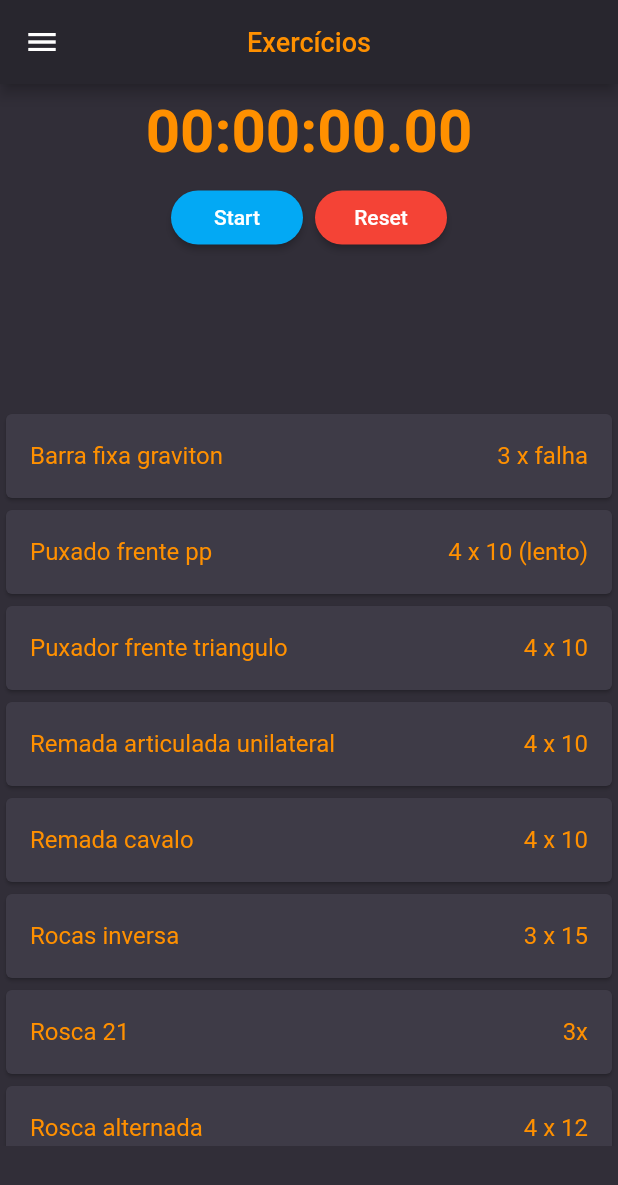
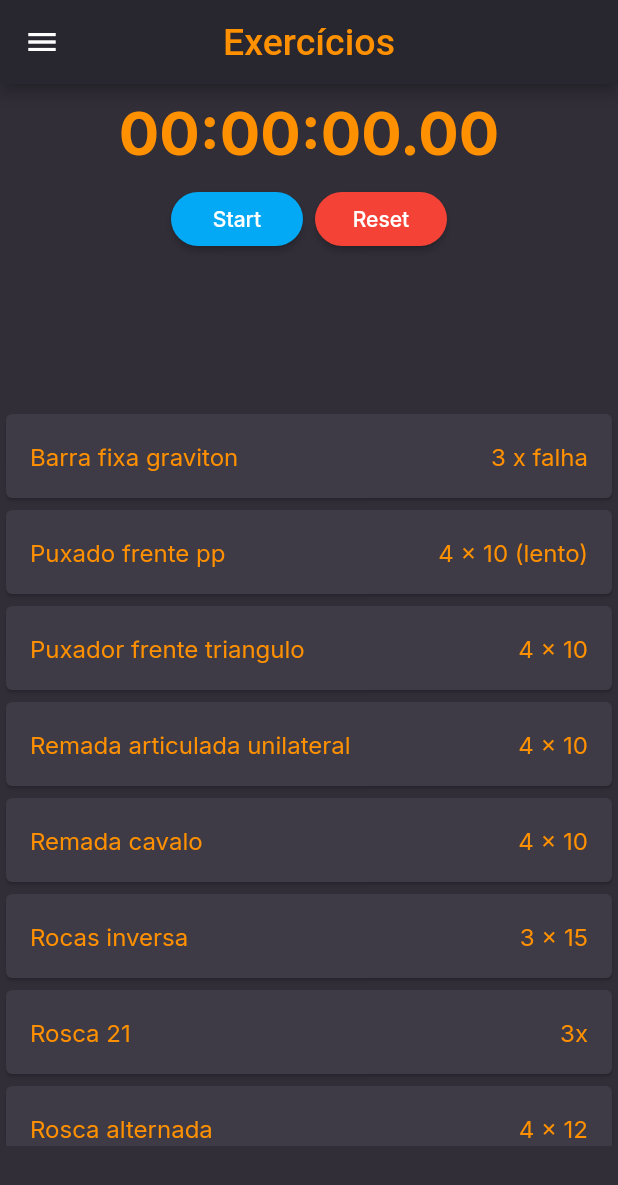
Before and after one commit to AndreFelipe97/Gym-app-flutter, a Flutter app: the screen it shows after launch, after a tap on "Treino A", on a phone screen of 412 x 824 dp. Shown: the top 1185 px of the screen. Run offline on Flutter 3.47's test engine with Material 2 defaults, Android fonts, the phone set to English and light mode, and no system bars; our stand-ins replace google_fonts, stop_watch_timer.

Commit message:
colocado as fontes e criado a tela de login

```diff
--- a/lib/components/app_bar_widgets_componets.dart
+++ b/lib/components/app_bar_widgets_componets.dart
@@ -1,4 +1,5 @@
 import 'package:flutter/material.dart';
+import 'package:google_fonts/google_fonts.dart';
 import 'package:gym/theme/app_theme.dart';
 
 class AppBarWidgetsComponents extends AppBar {
@@ -9,8 +10,8 @@ class AppBarWidgetsComponents extends AppBar {
           backgroundColor: AppTheme.colors.topBar,
           title: Text(
             titleText,
-            style:
-                TextStyle(color: AppTheme.colors.fontColorOrange, fontSize: 18),
+            style: GoogleFonts.roboto(
+                color: AppTheme.colors.fontColorOrange, fontSize: 25),
           ),
           centerTitle: true,
         );
--- a/lib/components/card_exercise.dart
+++ b/lib/components/card_exercise.dart
@@ -1,6 +1,7 @@
 import 'package:flutter/material.dart';
 import 'package:flutter/widgets.dart';
 import 'package:gym/theme/app_theme.dart';
+import 'package:google_fonts/google_fonts.dart';
 
 class CardExercise extends StatelessWidget {
   final String exercise;
@@ -16,14 +17,12 @@ class CardExercise extends StatelessWidget {
         title: Row(
           mainAxisAlignment: MainAxisAlignment.spaceBetween,
           children: [
-            Text(
-              exercise,
-              style: TextStyle(color: AppTheme.colors.fontColorOrange),
-            ),
-            Text(
-              repetition,
-              style: TextStyle(color: AppTheme.colors.fontColorOrange),
-            ),
+            Text(exercise,
+                style:
+                    GoogleFonts.inter(color: AppTheme.colors.fontColorOrange)),
+            Text(repetition,
+                style:
+                    GoogleFonts.inter(color: AppTheme.colors.fontColorOrange)),
           ],
         ),
       ),
--- a/lib/components/card_exercise_day.dart
+++ b/lib/components/card_exercise_day.dart
@@ -1,5 +1,6 @@
 import 'package:flutter/material.dart';
 import 'package:flutter/widgets.dart';
+import 'package:google_fonts/google_fonts.dart';
 import 'package:gym/models/exercise_model.dart';
 import 'package:gym/theme/app_theme.dart';
 
@@ -27,7 +28,7 @@ class CardExerciseDay extends StatelessWidget {
           child: Center(
               child: Text(
             title,
-            style: TextStyle(
+            style: GoogleFonts.inter(
                 fontSize: 16,
                 color: AppTheme.colors.fontColorOrange,
                 fontWeight: FontWeight.bold),
--- a/lib/components/list_title_drawer_componet.dart
+++ b/lib/components/list_title_drawer_componet.dart
@@ -1,4 +1,5 @@
 import 'package:flutter/material.dart';
+import 'package:google_fonts/google_fonts.dart';
 import 'package:gym/theme/app_theme.dart';
 
 class ListTitleDrawerComponent extends StatelessWidget {
@@ -22,8 +23,8 @@ class ListTitleDrawerComponent extends StatelessWidget {
         ),
         Text(
           description,
-          style:
-              TextStyle(color: AppTheme.colors.fontColorOrange, fontSize: 20),
+          style: GoogleFonts.roboto(
+              color: AppTheme.colors.fontColorOrange, fontSize: 20),
         )
       ]),
       onTap: () {
--- a/lib/components/stopwatch_component.dart
+++ b/lib/components/stopwatch_component.dart
@@ -1,6 +1,7 @@
 import 'dart:async';
 
 import 'package:flutter/material.dart';
+import 'package:google_fonts/google_fonts.dart';
 import 'package:gym/theme/app_theme.dart';
 import 'package:stop_watch_timer/stop_watch_timer.dart';
 
@@ -60,7 +61,7 @@ class _StopwatchComponentState extends State<StopwatchComponent> {
                         padding: EdgeInsets.all(8),
                         child: Text(
                           displayTime,
-                          style: TextStyle(
+                          style: GoogleFonts.inter(
                               fontSize: 40,
                               color: AppTheme.colors.fontColorOrange,
                               fontWeight: FontWeight.bold),
@@ -94,7 +95,7 @@ class _StopwatchComponentState extends State<StopwatchComponent> {
                             },
                             child: Text(
                               'Start',
-                              style: TextStyle(color: Colors.white),
+                              style: GoogleFonts.inter(color: Colors.white),
                             ),
                           ),
                         ),
@@ -110,7 +111,7 @@ class _StopwatchComponentState extends State<StopwatchComponent> {
                             },
                             child: Text(
                               'Reset',
-                              style: TextStyle(color: Colors.white),
+                              style: GoogleFonts.inter(color: Colors.white),
                             ),
                           ),
                         ),
--- /dev/null
+++ b/lib/pages/login_page.dart
@@ -0,0 +1,11 @@
+import 'package:flutter/material.dart';
+import 'package:gym/theme/app_theme.dart';
+
+class LoginPage extends StatelessWidget {
+  @override
+  Widget build(BuildContext context) {
+    return Container(
+      decoration: BoxDecoration(color: AppTheme.colors.background),
+    );
+  }
+}
--- a/pubspec.yaml
+++ b/pubspec.yaml
@@ -29,6 +29,7 @@ dependencies:
   # Use with the CupertinoIcons class for iOS style icons.
   cupertino_icons: ^1.0.2
   stop_watch_timer: ^1.3.1
+  google_fonts: ^2.1.0
 
 dev_dependencies:
   flutter_test:
```
Also changed, not shown: pubspec.lock.
